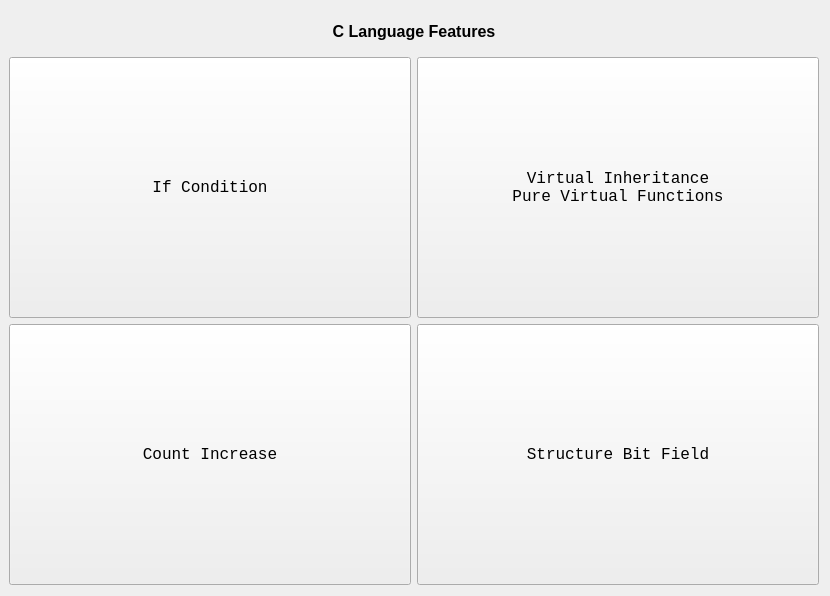
Old version of the form QtGuiApplicationTest/QtGuiApplicationTest/Miscellaneous/MiscellaneousStdCLanguageFeatures.ui in the repository xautshuanglong/QtLearningRepository.
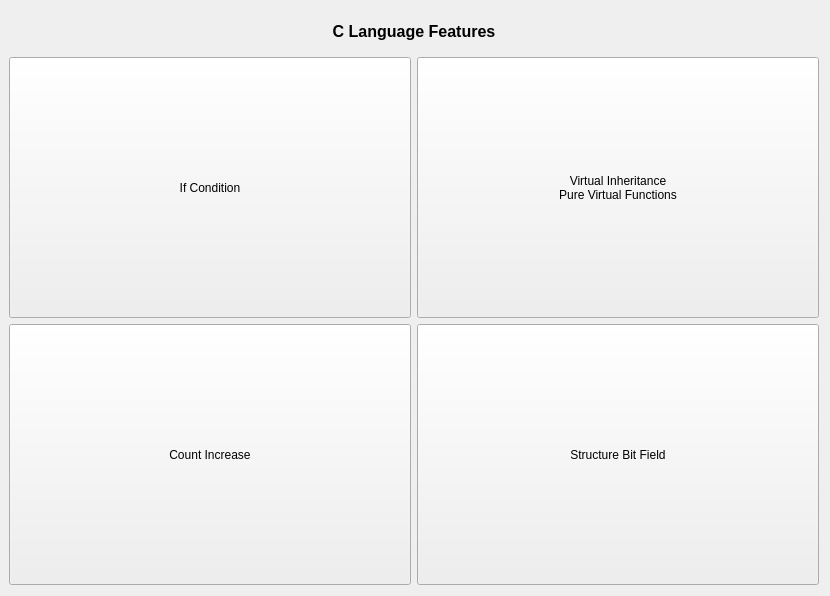
New version of the form.

Commit message: 同意界面风格

Patch:
```diff
--- a/QtGuiApplicationTest/QtGuiApplicationTest/Miscellaneous/MiscellaneousStdCLanguageFeatures.ui
+++ b/QtGuiApplicationTest/QtGuiApplicationTest/Miscellaneous/MiscellaneousStdCLanguageFeatures.ui
@@ -62,8 +62,7 @@
        </property>
        <property name="font">
         <font>
-         <family>Consolas</family>
-         <pointsize>12</pointsize>
+         <pointsize>9</pointsize>
         </font>
        </property>
        <property name="text">
@@ -79,12 +78,6 @@
          <verstretch>0</verstretch>
         </sizepolicy>
        </property>
-       <property name="font">
-        <font>
-         <family>Consolas</family>
-         <pointsize>12</pointsize>
-        </font>
-       </property>
        <property name="text">
         <string>Virtual Inheritance
 Pure Virtual Functions</string>
@@ -99,12 +92,6 @@
          <verstretch>0</verstretch>
         </sizepolicy>
        </property>
-       <property name="font">
-        <font>
-         <family>Consolas</family>
-         <pointsize>12</pointsize>
-        </font>
-       </property>
        <property name="text">
         <string>Count Increase</string>
        </property>
@@ -118,12 +105,6 @@
          <verstretch>0</verstretch>
         </sizepolicy>
        </property>
-       <property name="font">
-        <font>
-         <family>Consolas</family>
-         <pointsize>12</pointsize>
-        </font>
-       </property>
        <property name="text">
         <string>Structure Bit Field</string>
        </property>
```
The commit also changes 3 other files.
